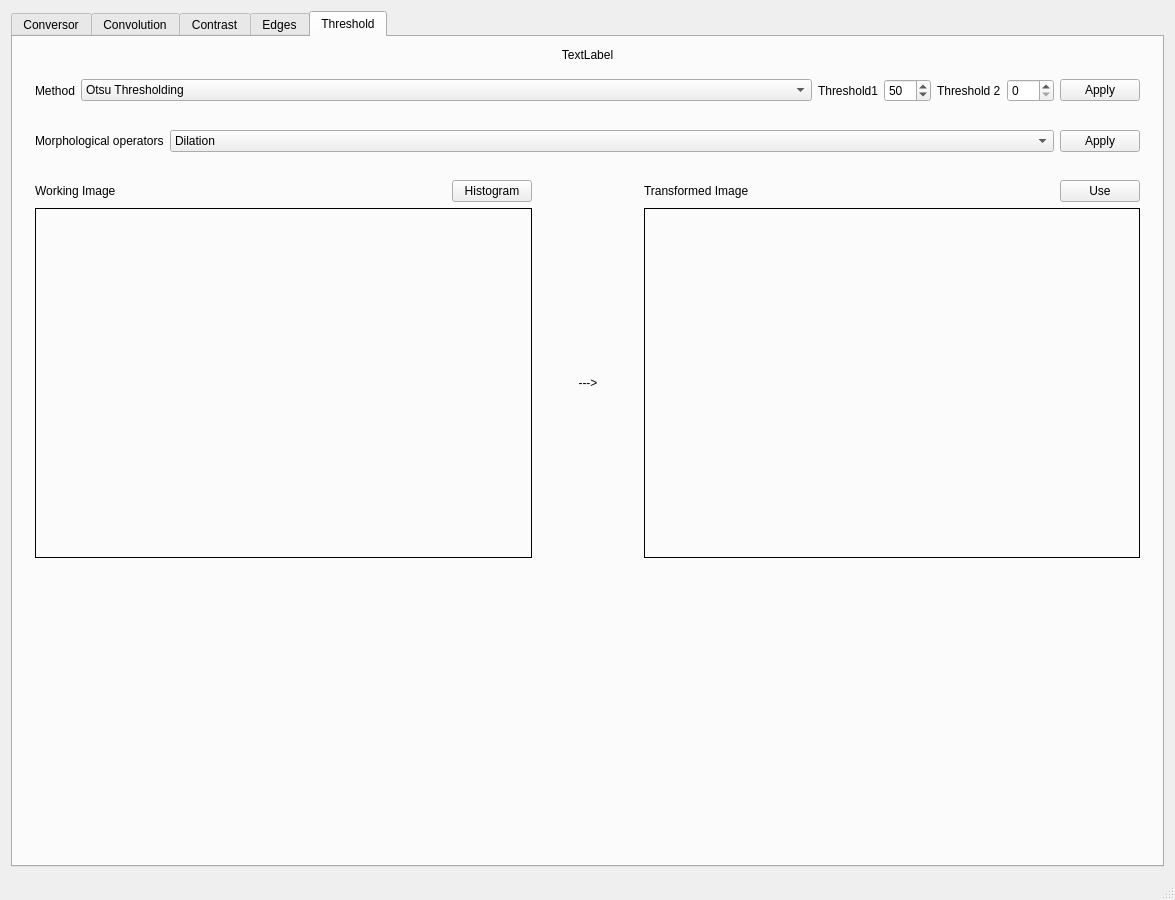
MiguelALopez/Imagenes, file conversor.ui: the form before one commit.
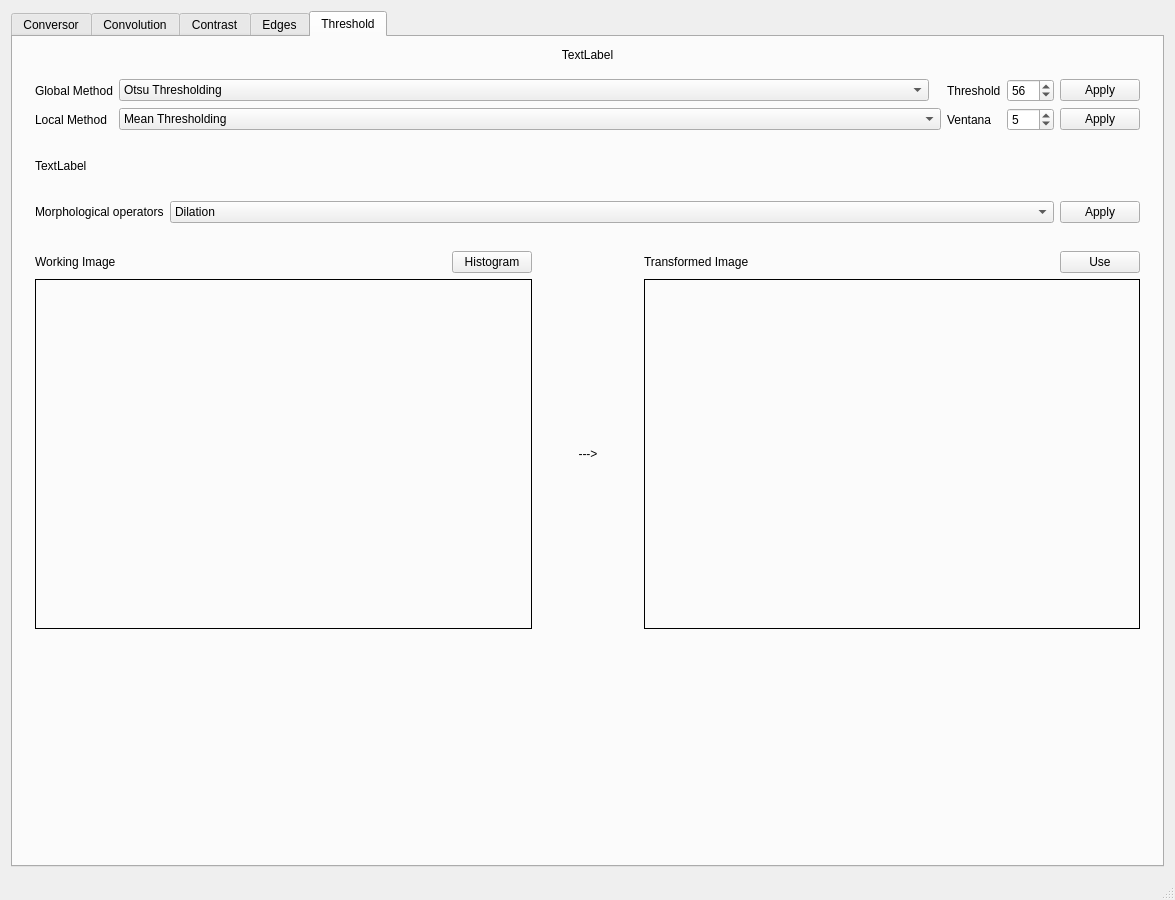
The form after the commit. The open tabs and pages were chosen to show the change.

```diff
--- a/conversor.ui
+++ b/conversor.ui
@@ -1061,7 +1061,7 @@
           </property>
          </widget>
         </item>
-        <item row="4" column="0">
+        <item row="5" column="0">
          <widget class="QWidget" name="widget_11" native="true">
           <layout class="QGridLayout" name="gridLayout_17">
            <item row="1" column="2">
@@ -1179,7 +1179,7 @@
           </layout>
          </widget>
         </item>
-        <item row="5" column="0">
+        <item row="6" column="0">
          <spacer name="verticalSpacer_6">
           <property name="orientation">
            <enum>Qt::Vertical</enum>
@@ -1198,12 +1198,12 @@
            <item row="0" column="0">
             <widget class="QLabel" name="label_28">
              <property name="text">
-              <string>Method</string>
+              <string>Global Method</string>
              </property>
             </widget>
            </item>
-           <item row="0" column="1">
-            <widget class="QComboBox" name="comboThres">
+           <item row="0" column="2">
+            <widget class="QComboBox" name="comboGlobalThres">
              <property name="sizePolicy">
               <sizepolicy hsizetype="Expanding" vsizetype="Fixed">
                <horstretch>0</horstretch>
@@ -1220,56 +1220,87 @@
                <string>Manual Thresholding</string>
               </property>
              </item>
+             <item>
+              <property name="text">
+               <string>Triangle Thresholding</string>
+              </property>
+             </item>
+            </widget>
+           </item>
+           <item row="0" column="7">
+            <widget class="QPushButton" name="bApplyGlobalThres">
+             <property name="text">
+              <string>Apply</string>
+             </property>
+            </widget>
+           </item>
+           <item row="1" column="0">
+            <widget class="QLabel" name="label_37">
+             <property name="text">
+              <string>Local Method</string>
+             </property>
+            </widget>
+           </item>
+           <item row="1" column="2" colspan="3">
+            <widget class="QComboBox" name="comboLocalThres">
+             <item>
+              <property name="text">
+               <string>Mean Thresholding</string>
+              </property>
+             </item>
+            </widget>
+           </item>
+           <item row="1" column="7">
+            <widget class="QPushButton" name="bApplyLocalThres">
+             <property name="text">
+              <string>Apply</string>
+             </property>
+            </widget>
+           </item>
+           <item row="1" column="6">
+            <widget class="QSpinBox" name="spinLocalThres">
+             <property name="singleStep">
+              <number>2</number>
+             </property>
+             <property name="value">
+              <number>5</number>
+             </property>
+            </widget>
+           </item>
+           <item row="1" column="5">
+            <widget class="QLabel" name="label_38">
+             <property name="text">
+              <string>Ventana</string>
+             </property>
+             <property name="margin">
+              <number>10</number>
+             </property>
             </widget>
            </item>
            <item row="0" column="6">
-            <widget class="QPushButton" name="bApplyThres">
-             <property name="text">
-              <string>Apply</string>
-             </property>
-            </widget>
-           </item>
-           <item row="0" column="2">
-            <widget class="QLabel" name="label_29">
-             <property name="text">
-              <string>Threshold1</string>
-             </property>
-             <property name="margin">
-              <number>10</number>
-             </property>
-            </widget>
-           </item>
-           <item row="0" column="3">
-            <widget class="QSpinBox" name="spinThreshold1">
+            <widget class="QSpinBox" name="spinThreshold">
              <property name="maximum">
               <number>255</number>
              </property>
              <property name="value">
-              <number>50</number>
-             </property>
-            </widget>
-           </item>
-           <item row="0" column="4">
-            <widget class="QLabel" name="label_34">
-             <property name="text">
-              <string>Threshold 2</string>
-             </property>
-             <property name="margin">
-              <number>10</number>
+              <number>56</number>
              </property>
             </widget>
            </item>
            <item row="0" column="5">
-            <widget class="QSpinBox" name="spinThreshold2">
-             <property name="maximum">
-              <number>255</number>
+            <widget class="QLabel" name="label_29">
+             <property name="text">
+              <string>Threshold</string>
+             </property>
+             <property name="margin">
+              <number>10</number>
              </property>
             </widget>
            </item>
           </layout>
          </widget>
         </item>
-        <item row="3" column="0">
+        <item row="4" column="0">
          <widget class="QWidget" name="widget_13" native="true">
           <layout class="QGridLayout" name="gridLayout_18">
            <item row="0" column="0">
@@ -1309,6 +1340,19 @@
           </layout>
          </widget>
         </item>
+        <item row="3" column="0">
+         <widget class="QWidget" name="widget_14" native="true">
+          <layout class="QGridLayout" name="gridLayout_19">
+           <item row="0" column="0">
+            <widget class="QLabel" name="label_36">
+             <property name="text">
+              <string>TextLabel</string>
+             </property>
+            </widget>
+           </item>
+          </layout>
+         </widget>
+        </item>
        </layout>
       </widget>
      </widget>
```
Left out of the diff: 54 changed lines with no effect on the pictures.
